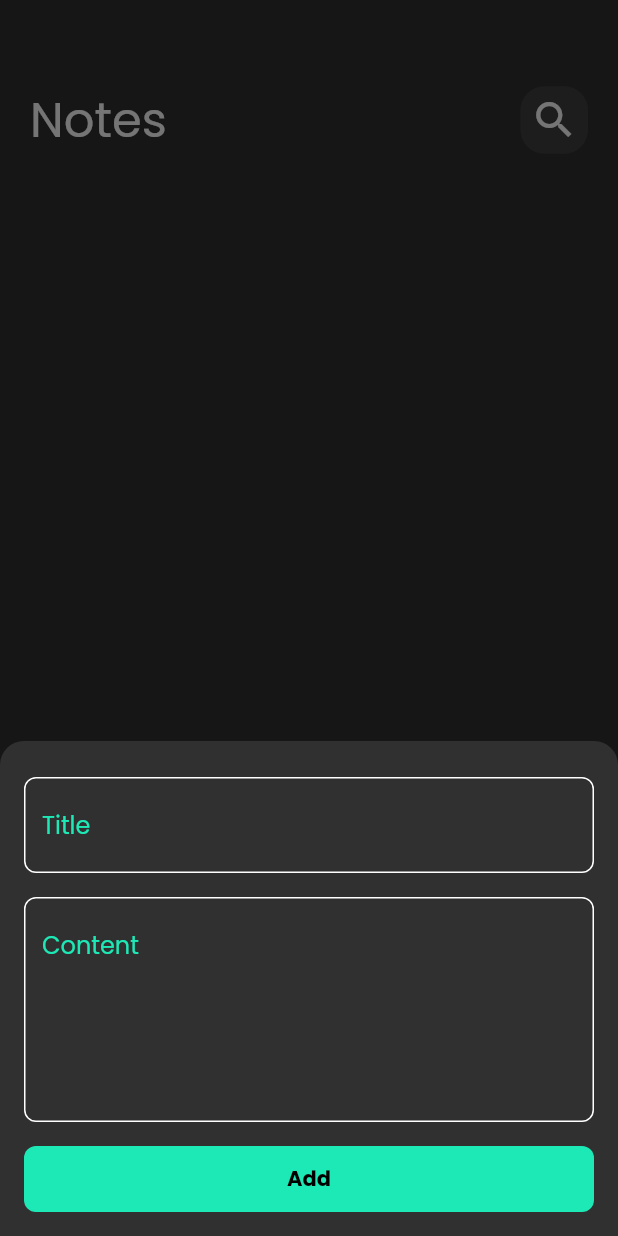
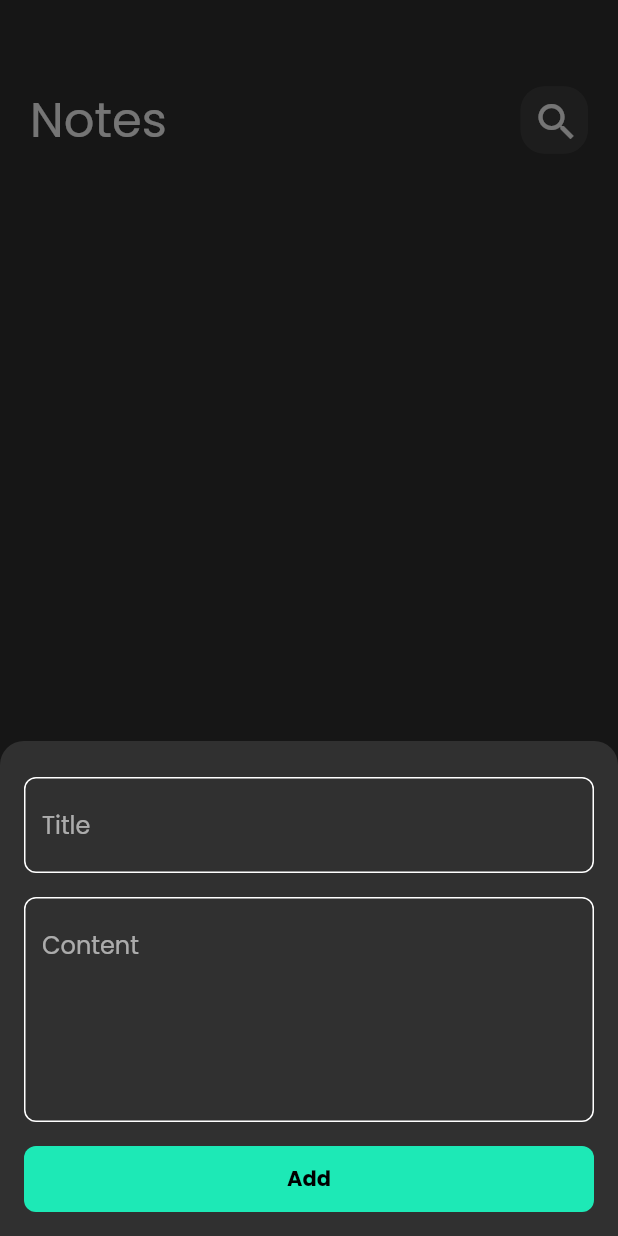
Before and after one commit to moh-eltabei/Noto, a Flutter app: the screen it shows after launch, after a tap on the "add" icon, on a phone screen of 412 x 824 dp. Run offline on Flutter 3.47's test engine with Material 2 defaults, Android fonts, the phone set to English and light mode, and no system bars; our stand-ins replace bloc, flutter_bloc, hive, hive_flutter; accounts and stored records are empty.

Commit message:
finished edit item note

```diff
--- a/lib/main.dart
+++ b/lib/main.dart
@@ -24,12 +24,9 @@ class NotoApp extends StatelessWidget {
     return BlocProvider(
       create: (context) => NotesListCubit(),
       child: MaterialApp(
-        routes: {
-          NotesPage.id: (context) => const NotesPage(),
-          EditNotePage.id: (context) => const EditNotePage(),
-        },
         debugShowCheckedModeBanner: false,
         theme: ThemeData(
+          primaryColor: kPrimaryColor,
           brightness: Brightness.dark,
           fontFamily: 'Poppins',
         ),
--- a/lib/model/note_model.dart
+++ b/lib/model/note_model.dart
@@ -5,13 +5,13 @@ part 'note_model.g.dart';
 @HiveType(typeId: 0)
 class NoteModel extends HiveObject {
   @HiveField(0)
-  final String title;
+  String title;
   @HiveField(1)
-  final String subTitle;
+  String subTitle;
   @HiveField(2)
   final String date;
   @HiveField(3)
-  final int color;
+  int color;
 
   NoteModel({
     required this.title,
--- a/lib/pages/notes_page.dart
+++ b/lib/pages/notes_page.dart
@@ -9,7 +9,6 @@ import '../widgets/notes_list_view.dart';
 
 class NotesPage extends StatelessWidget {
   const NotesPage({super.key});
-  static String id = 'NotesPage';
 
   @override
   Widget build(BuildContext context) {
@@ -38,12 +37,13 @@ class NotesPage extends StatelessWidget {
         ),
       ),
       widget: Column(
-        children: const [
+        children: [
           CustomAppBar(
             title: 'Notes',
             icon: Icons.search,
+            onPressed: () {},
           ),
-          Expanded(
+          const Expanded(
             child: NotesListView(),
           ),
         ],
--- a/lib/widgets/app_bar.dart
+++ b/lib/widgets/app_bar.dart
@@ -1,9 +1,10 @@
 import 'package:flutter/material.dart';
 
 class CustomAppBar extends StatelessWidget {
-  const CustomAppBar({super.key, required this.title, required this.icon});
+  const CustomAppBar({super.key, required this.title, required this.icon, required this.onPressed});
   final String title;
   final IconData icon;
+  final Function() onPressed;
   @override
   Widget build(BuildContext context) {
     return Container(
@@ -28,9 +29,12 @@ class CustomAppBar extends StatelessWidget {
                 16,
               ),
             ),
-            child: Icon(
-              icon,
-              size: 32,
+            child: IconButton(
+              icon: Icon(
+                icon,
+                size: 32,
+              ),
+              onPressed: onPressed,
             ),
           ),
         ],
--- a/lib/widgets/custom_text_field.dart
+++ b/lib/widgets/custom_text_field.dart
@@ -4,15 +4,24 @@ import '../const.dart';
 
 class CustomTextFormFiled extends StatelessWidget {
   const CustomTextFormFiled(
-      {super.key, required this.hintText, this.maxLines = 1, this.onSaved});
+      {super.key,
+      required this.hintText,
+      this.maxLines = 1,
+      this.onSaved,
+      this.onChanged,
+      this.initialValue});
 
   final String hintText;
   final int maxLines;
+  final String? initialValue;
   final void Function(String?)? onSaved;
+  final void Function(String?)? onChanged;
   @override
   Widget build(BuildContext context) {
     return TextFormField(
+      initialValue: initialValue,
       onSaved: onSaved,
+      onChanged: onChanged,
       maxLines: maxLines,
       cursorColor: kPrimaryColor,
       validator: ((value) {
@@ -26,7 +35,8 @@ class CustomTextFormFiled extends StatelessWidget {
         alignLabelWithHint: true,
         hintText: hintText,
         labelText: hintText,
-        labelStyle: const TextStyle(color: kPrimaryColor),
+        hintStyle: const TextStyle(color: Colors.grey),
+        // labelStyle: const TextStyle(color: kPrimaryColor),
         border: customBorder(kPrimaryColor),
         enabledBorder: customBorder(),
         focusedBorder: customBorder(kPrimaryColor),
```
Also changed, not shown: lib/pages/edit_note_page.dart (+30 -5 lines), lib/widgets/edit_note_body.dart (added, +17 -0 lines), lib/widgets/note_item.dart (+12 -2 lines).
